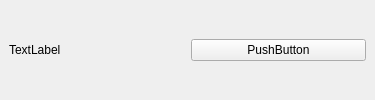
Qt form Code/front/ui/invite_member_widget_ui.ui (lee991229/KKOTalk) before a commit.
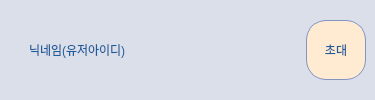
The same form after that commit.

The edit to the form file:
```diff
--- a/Code/front/ui/invite_member_widget_ui.ui
+++ b/Code/front/ui/invite_member_widget_ui.ui
@@ -13,6 +13,41 @@
   <property name="windowTitle">
    <string>Form</string>
   </property>
+  <property name="styleSheet">
+   <string notr="true">#widget {
+	background-color: #DBDFEA;
+	color: #1D5D9B;
+}
+
+
+QLabel{
+	color: #1D5D9B;
+	font: bold 16pt &quot;나눔고딕&quot;;
+}
+
+
+
+QPushButton{
+	background-color:#FFEAD2;
+	color: #1D5D9B;
+	font: bold 12pt &quot;나눔고딕&quot;;
+	border-radius: 20px;
+	border-style: solid;
+	border-width: 1px;
+	border-color: #8294C4;
+	
+}
+
+QPushButton:hover{
+	background-color:#F6F1F1;
+}
+
+QPushButton:pressed, QPushButton:checked{
+	background-color:#E7B10A;
+	color: #F7F1E5;
+}
+</string>
+  </property>
   <layout class="QVBoxLayout" name="verticalLayout">
    <property name="spacing">
     <number>0</number>
@@ -32,17 +67,45 @@
    <item>
     <widget class="QWidget" name="widget" native="true">
      <layout class="QHBoxLayout" name="horizontalLayout">
+      <item>
+       <spacer name="horizontalSpacer">
+        <property name="orientation">
+         <enum>Qt::Horizontal</enum>
+        </property>
+        <property name="sizeType">
+         <enum>QSizePolicy::Fixed</enum>
+        </property>
+        <property name="sizeHint" stdset="0">
+         <size>
+          <width>20</width>
+          <height>20</height>
+         </size>
+        </property>
+       </spacer>
+      </item>
       <item>
        <widget class="QLabel" name="user_nickname_label">
         <property name="text">
-         <string>TextLabel</string>
+         <string>닉네임(유저아이디)</string>
         </property>
        </widget>
       </item>
       <item>
        <widget class="QPushButton" name="check_btn">
+        <property name="minimumSize">
+         <size>
+          <width>60</width>
+          <height>60</height>
+         </size>
+        </property>
+        <property name="maximumSize">
+         <size>
+          <width>60</width>
+          <height>60</height>
+         </size>
+        </property>
         <property name="text">
-         <string>PushButton</string>
+         <string>초대</string>
         </property>
         <property name="checkable">
          <bool>true</bool>
```
Left out of the diff: 4 changed lines with no effect on the pictures.
